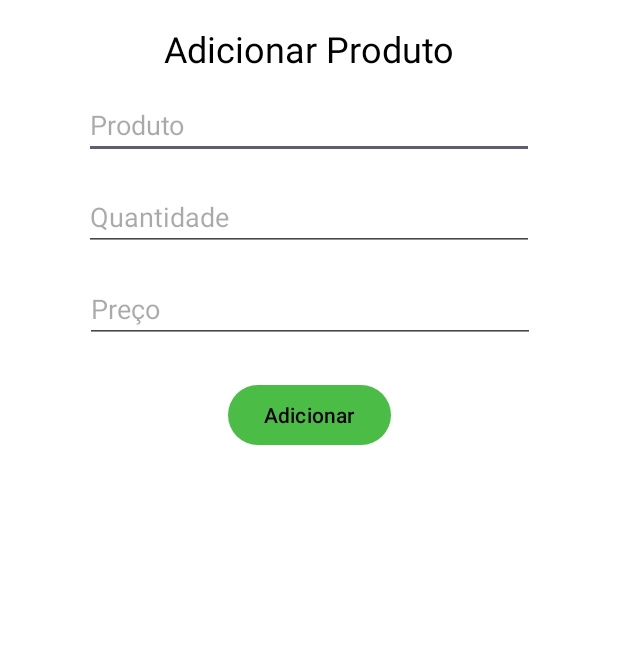
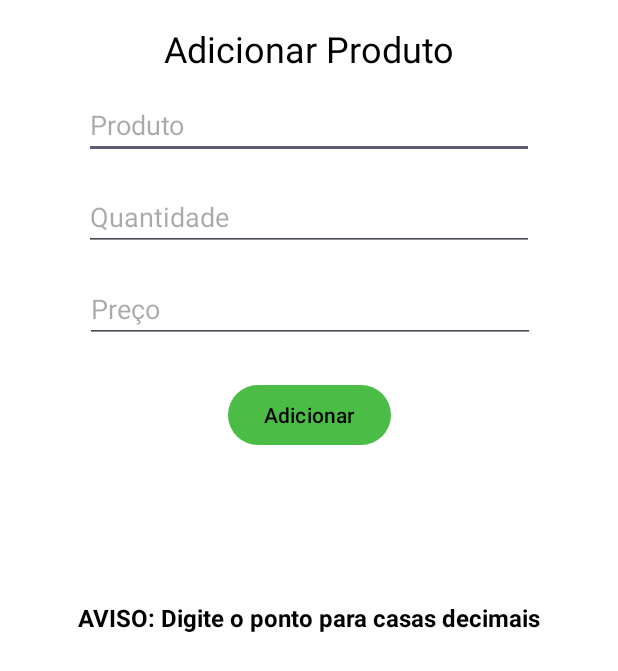
Before and after one commit to HigorLDK/FeiraFacil, an Android app: the AddItemActivity screen opened directly, with no data from a screen before it, on a phone screen of 412 x 824 dp. Shown: the top 671 px of the screen. Run offline under Robolectric (Android 15) with nearby library versions, the phone set to English and light mode, and no system bars; our stand-ins replace Firebase (no records; nobody signed in at launch, a user with empty details on screens opened directly); Roboto replaces fonts that are not available here.

Commit message:
Correção de erros

```diff
--- a/app/build.gradle.kts
+++ b/app/build.gradle.kts
@@ -13,8 +13,8 @@ android {
         applicationId = "com.higorapp.feirafacil"
         minSdk = 24
         targetSdk = 34
-        versionCode = 1
-        versionName = "1.0"
+        versionCode = 3
+        versionName = "1.0.1"
 
         testInstrumentationRunner = "androidx.test.runner.AndroidJUnitRunner"
     }
--- a/app/src/main/java/com/higorapp/feirafacil/ui/AddItemActivity.kt
+++ b/app/src/main/java/com/higorapp/feirafacil/ui/AddItemActivity.kt
@@ -85,7 +85,7 @@ class AddItemActivity : AppCompatActivity() {
                 binding.editQuantidade.error = "Preencha uma quantidade válida!"
                 false
             }
-            valor.isEmpty() || valor.toIntOrNull() == null -> {
+            valor.isEmpty() || valor.toDoubleOrNull() == null -> {
                 binding.editPreco.error = "Preencha o preço!"
                 false
             }
--- a/app/src/main/java/com/higorapp/feirafacil/ui/ListaFeiraActivity.kt
+++ b/app/src/main/java/com/higorapp/feirafacil/ui/ListaFeiraActivity.kt
@@ -61,7 +61,11 @@ class ListaFeiraActivity : AppCompatActivity() {
 
     private fun setupObservers() {
         viewModel.feiras.observe(this) { feiras ->
-            feiraAdapter.adicionarFeira(feiras)
+            if (feiras.isNullOrEmpty()) {
+                Toast.makeText(this, "Nenhuma feira disponível", Toast.LENGTH_LONG).show()
+            } else {
+                feiraAdapter.adicionarFeira(feiras)
+            }
         }
 
         viewModel.exclusaoEstado.observe(this) { result ->
--- a/app/src/main/res/layout/activity_add_item.xml
+++ b/app/src/main/res/layout/activity_add_item.xml
@@ -12,6 +12,7 @@
         android:layout_width="300dp"
         android:layout_height="wrap_content"
         android:layout_marginTop="12dp"
+        android:autofillHints="Produtos"
         android:ems="10"
         android:hint="@string/produto_add"
         android:inputType="text"
@@ -25,6 +26,7 @@
         android:layout_width="300dp"
         android:layout_height="wrap_content"
         android:layout_marginTop="16dp"
+        android:autofillHints="Quantidade"
         android:ems="10"
         android:hint="@string/quantidade_add"
         android:inputType="number"
@@ -39,6 +41,7 @@
         android:layout_height="wrap_content"
         android:layout_marginTop="16dp"
         android:layout_marginBottom="16dp"
+        android:autofillHints="Preço"
         android:ems="10"
         android:hint="@string/preco_add"
         android:inputType="numberDecimal"
@@ -73,5 +76,17 @@
         app:layout_constraintStart_toStartOf="parent"
         app:layout_constraintTop_toBottomOf="@+id/editPreco" />
 
+    <TextView
+        android:id="@+id/textView3"
+        android:layout_width="wrap_content"
+        android:layout_height="wrap_content"
+        android:layout_marginTop="100dp"
+        android:text="@string/Aviso"
+        android:textSize="16sp"
+        android:textStyle="bold"
+        app:layout_constraintEnd_toEndOf="parent"
+        app:layout_constraintStart_toStartOf="parent"
+        app:layout_constraintTop_toBottomOf="@+id/btnAdicionar" />
+
 
 </androidx.constraintlayout.widget.ConstraintLayout>
--- a/app/src/main/res/layout/lista_feirarv.xml
+++ b/app/src/main/res/layout/lista_feirarv.xml
@@ -76,9 +76,11 @@
                 android:id="@+id/btn_ExcluirFeira"
                 android:layout_width="50dp"
                 android:layout_height="50dp"
+                android:layout_marginStart="8dp"
                 android:layout_marginEnd="24dp"
                 app:layout_constraintBottom_toBottomOf="parent"
                 app:layout_constraintEnd_toEndOf="parent"
+                app:layout_constraintStart_toEndOf="@+id/textTituloFeira"
                 app:layout_constraintTop_toTopOf="parent"
                 app:srcCompat="@drawable/lixeira01" />
 
--- a/app/src/main/res/values/strings.xml
+++ b/app/src/main/res/values/strings.xml
@@ -25,4 +25,5 @@
     <string name="data_feira">00/00/000</string>
     <string name="btn_excluir">Exluir item</string>
     <string name="btn_editar">editar item</string>
+    <string name="Aviso">AVISO: Digite o ponto para casas decimais</string>
 </resources>
```
Also changed, not shown: app/src/main/java/com/higorapp/feirafacil/ui/MainActivity.kt (+7 -2 lines), app/src/main/java/com/higorapp/feirafacil/viewmodel/ListaFeiraViewModel.kt (+9 -0 lines), app/src/main/res/layout/activity_atualizar_item.xml (+14 -0 lines).
